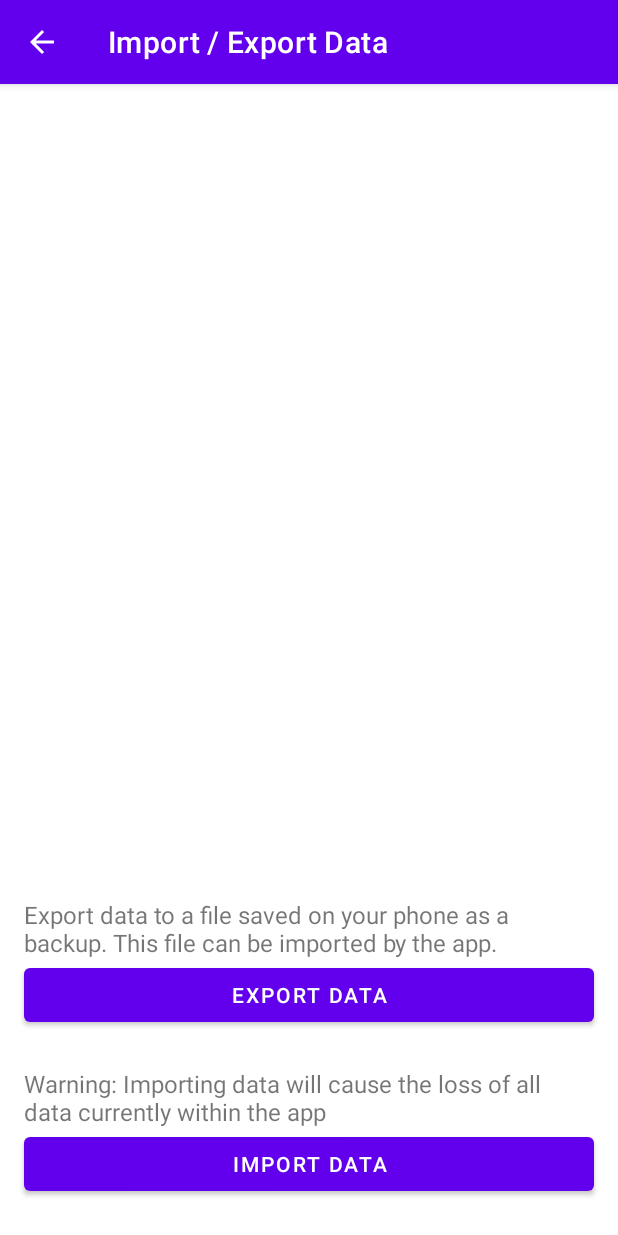
After one commit to shiyao821/password_manager_android, an Android app: the ImportExportActivity screen opened directly, with no data from a screen before it, on a phone screen of 412 x 824 dp. The commit adds this screen. Run offline under Robolectric (Android 15) with nearby library versions, the phone set to English and light mode, and no system bars.

Commit message:
feat: Import Export data UI

```diff
--- /dev/null
+++ b/app/src/main/java/com/example/passwordmanagerv1/ImportExportActivity.kt
@@ -0,0 +1,11 @@
+package com.example.passwordmanagerv1
+
+import androidx.appcompat.app.AppCompatActivity
+import android.os.Bundle
+
+class ImportExportActivity : AppCompatActivity() {
+    override fun onCreate(savedInstanceState: Bundle?) {
+        super.onCreate(savedInstanceState)
+        setContentView(R.layout.activity_import_export)
+    }
+}
--- a/app/src/main/java/com/example/passwordmanagerv1/utils/constants.kt
+++ b/app/src/main/java/com/example/passwordmanagerv1/utils/constants.kt
@@ -7,13 +7,14 @@ const val VALID_SPECIAL_CHARS_WITHOUT_SPACE = "!\"#\$%&'()*+,-./:;<=>?@[\\]^_`{|
 const val VALID_SPECIAL_CHARS_WITH_SPACE = " !\"#\$%&'()*+,-./:;<=>?@[\\]^_`{|}~"
 const val ALPHANUMERIC_CHARS = "qwertyuiopasdfghjklzxcvbnmQWERTYUIOPASDFGHJKLZXCVBNM1234567890"
 
-const val OPTION_CODE_ADD_ACCOUNT:String = "ADD_ACCOUNT"
+const val OPTION_CODE_ADD_ACCOUNT = "ADD_ACCOUNT"
 const val OPTION_CODE_SEARCH_ACCOUNT_NAME = "SEARCH_ACCOUNT_NAME"
 const val OPTION_CODE_SEARCH_EMAIL = "SEARCH_EMAIL"
 const val OPTION_CODE_SEARCH_USERNAME = "SEARCH_USERNAME"
 const val OPTION_CODE_SEARCH_PHONE = "SEARCH_PHONE"
 const val OPTION_CODE_SEARCH_PASSWORD = "SEARCH_PASSWORD"
 const val OPTION_CODE_SEARCH_LINKED_ACCOUNT = "SEARCH_LINKED_ACCOUNT"
+const val OPTION_CODE_IMPORT_EXPORT_DATA = "IMPORT_EXPORT_DATA"
 
 val MENU_OPTION_ORDER = listOf(
     OPTION_CODE_ADD_ACCOUNT,
@@ -22,7 +23,8 @@ val MENU_OPTION_ORDER = listOf(
     OPTION_CODE_SEARCH_USERNAME,
     OPTION_CODE_SEARCH_PHONE,
     OPTION_CODE_SEARCH_PASSWORD,
-    OPTION_CODE_SEARCH_LINKED_ACCOUNT
+    OPTION_CODE_SEARCH_LINKED_ACCOUNT,
+    OPTION_CODE_IMPORT_EXPORT_DATA
 )
 
 enum class AccountFieldType {
--- /dev/null
+++ b/app/src/main/res/layout/activity_import_export.xml
@@ -0,0 +1,59 @@
+<?xml version="1.0" encoding="utf-8"?>
+<androidx.constraintlayout.widget.ConstraintLayout xmlns:android="http://schemas.android.com/apk/res/android"
+    xmlns:app="http://schemas.android.com/apk/res-auto"
+    xmlns:tools="http://schemas.android.com/tools"
+    android:layout_width="match_parent"
+    android:layout_height="match_parent"
+    tools:context=".ImportExportActivity">
+
+    <TextView
+        android:id="@+id/tvExportPrompt"
+        android:layout_width="0dp"
+        android:layout_height="wrap_content"
+        android:layout_marginStart="16dp"
+        android:layout_marginEnd="16dp"
+        android:text="@string/message_export_prompt"
+        android:textSize="@dimen/text_size_message"
+        app:layout_constraintBottom_toTopOf="@+id/btnExportData"
+        app:layout_constraintStart_toStartOf="parent"
+        app:layout_constraintEnd_toEndOf="parent"
+        />
+
+    <Button
+        android:id="@+id/btnExportData"
+        android:layout_width="0dp"
+        android:layout_height="wrap_content"
+        android:layout_marginStart="16dp"
+        android:layout_marginEnd="16dp"
+        android:layout_marginBottom="24dp"
+        android:text="@string/button_export_data"
+        app:layout_constraintBottom_toTopOf="@+id/tvImportWarning"
+        app:layout_constraintEnd_toEndOf="parent"
+        app:layout_constraintStart_toStartOf="parent"/>
+
+    <TextView
+        android:id="@+id/tvImportWarning"
+        android:layout_width="0dp"
+        android:layout_height="wrap_content"
+        android:layout_marginStart="16dp"
+        android:layout_marginEnd="16dp"
+        android:text="@string/message_import_data_warning"
+        android:textSize="@dimen/text_size_message"
+        app:layout_constraintBottom_toTopOf="@+id/btnImportData"
+        app:layout_constraintStart_toStartOf="parent"
+        app:layout_constraintEnd_toEndOf="parent"
+        />
+
+    <Button
+        android:id="@+id/btnImportData"
+        android:layout_width="0dp"
+        android:layout_height="wrap_content"
+        android:layout_marginStart="16dp"
+        android:layout_marginEnd="16dp"
+        android:layout_marginBottom="24dp"
+        android:text="@string/button_import_data"
+        app:layout_constraintBottom_toBottomOf="parent"
+        app:layout_constraintEnd_toEndOf="parent"
+        app:layout_constraintStart_toStartOf="parent"/>
+
+</androidx.constraintlayout.widget.ConstraintLayout>
--- a/app/src/main/res/values/dimens.xml
+++ b/app/src/main/res/values/dimens.xml
@@ -19,4 +19,5 @@
     <dimen name="margin_end_icons">8dp</dimen>
     <dimen name="margin_start_icons">16dp</dimen>
     <dimen name="scrollable_bottom_padding">16dp</dimen>
+    <dimen name="text_size_message">16sp</dimen>
 </resources>
--- a/app/src/main/res/values/strings.xml
+++ b/app/src/main/res/values/strings.xml
@@ -87,4 +87,10 @@
     <string name="activity_label_login">Login</string>
     <string name="error">Error</string>
     <string name="activity_label_filtered_results">Filtered Results</string>
+    <string name="IMPORT_EXPORT_DATA">Import / export data</string>
+    <string name="message_import_data_warning">Warning: Importing data will cause the loss of all data currently within the app</string>
+    <string name="button_import_data">Import Data</string>
+    <string name="message_export_prompt">Export data to a file saved on your phone as a backup. This file can be imported by the app.</string>
+    <string name="button_export_data">Export Data</string>
+    <string name="activity_label_import_export_data">Import / Export Data</string>
 </resources>
```
Also changed, not shown: app/src/main/AndroidManifest.xml (+15 -6 lines), app/src/main/java/com/example/passwordmanagerv1/MainActivity.kt (+11 -2 lines).
